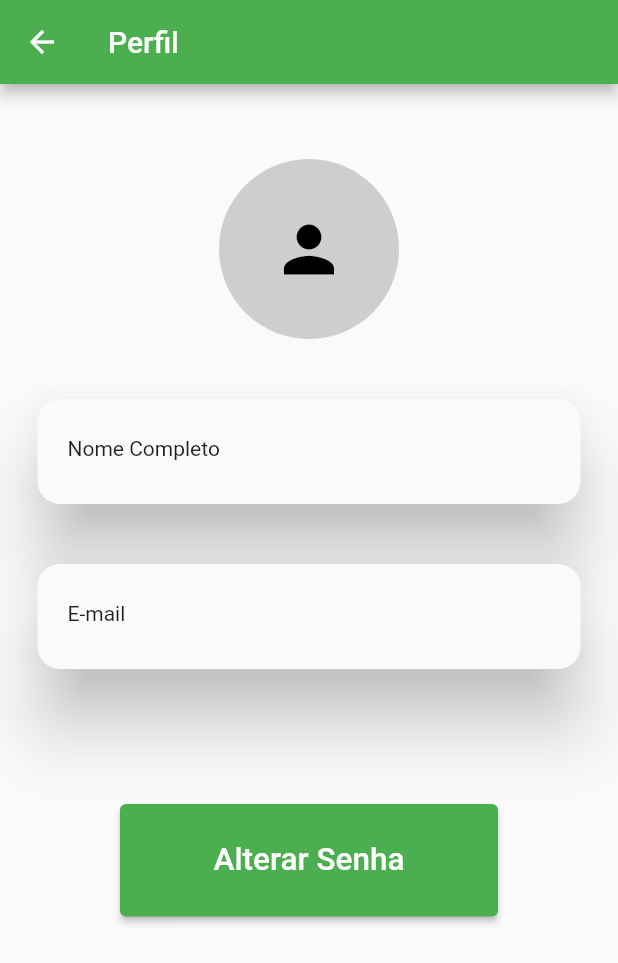
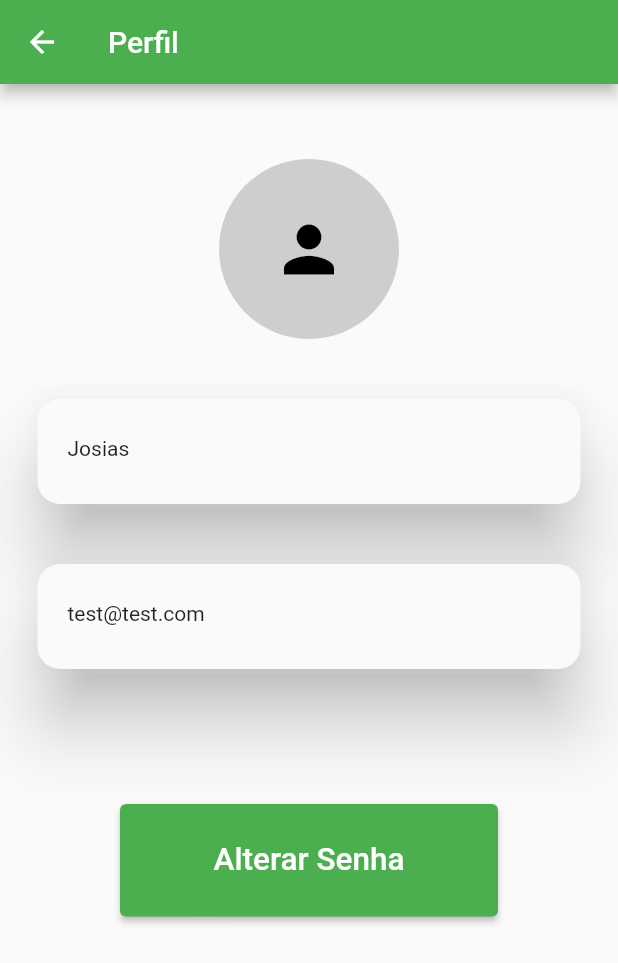
Before and after one commit to M4riot/check_app, a Flutter app: the Perfil screen opened by its route, on a phone screen of 412 x 824 dp. Shown: the top 963 px of the screen. Run offline on Flutter 3.47's test engine with Material 2 defaults, Android fonts, the phone set to English and light mode, and no system bars; our stand-ins replace firebase_core; accounts and stored records are empty.

Commit message:
Cadastro Pela METADE

```diff
--- /dev/null
+++ b/lib/controllers/user_prof.dart
@@ -0,0 +1,13 @@
+class UserProf {
+  final String id;
+  final String cname;
+  final String cemail;
+  final String csenha;
+
+  const UserProf({
+    required this.id,
+    required this.cname,
+    required this.cemail,
+    required this.csenha,
+  });
+}
--- /dev/null
+++ b/lib/data/dummy_cadastro.dart
@@ -0,0 +1,10 @@
+import 'package:application/controllers/user_prof.dart';
+
+const DUMMY_USERSPROF = {
+  '1': UserProf(
+      id: '1', cname: 'Josisval', cemail: 'medtest@test.com', csenha: '12345'),
+  '2': UserProf(
+      id: '2', cname: 'Josias', cemail: 'test@test.com', csenha: '54321'),
+  '3': UserProf(
+      id: '3', cname: 'Jonas', cemail: 'testando@test.com', csenha: '67890'),
+};
--- a/lib/pages/perfil.dart
+++ b/lib/pages/perfil.dart
@@ -1,3 +1,4 @@
+import 'package:application/data/dummy_cadastro.dart';
 import 'package:flutter/material.dart';
 
 import 'alterar_senha.dart';
@@ -7,6 +8,8 @@ class Perfil extends StatelessWidget {
 
   @override
   Widget build(BuildContext context) {
+    const usersprof = {...DUMMY_USERSPROF};
+
     return Scaffold(
       appBar: AppBar(
         automaticallyImplyLeading: true,
@@ -39,7 +42,7 @@ class Perfil extends StatelessWidget {
               child: Container(
                   padding: const EdgeInsets.fromLTRB(20, 25, 15, 15),
                   height: 70,
-                  child: const Text('Nome Completo')),
+                  child: Text(usersprof.values.elementAt(1).cname)),
             ),
           ),
           Container(
@@ -50,7 +53,7 @@ class Perfil extends StatelessWidget {
               child: Container(
                   padding: const EdgeInsets.fromLTRB(20, 25, 15, 15),
                   height: 70,
-                  child: const Text('E-mail')),
+                  child: Text(usersprof.values.elementAt(1).cemail)),
             ),
           ),
           Container(
@@ -59,10 +62,11 @@ class Perfil extends StatelessWidget {
             child: ElevatedButton(
               style: ElevatedButton.styleFrom(
                   backgroundColor: const Color.fromRGBO(75, 174, 79, 1.0),
-                  padding: EdgeInsets.symmetric(horizontal: 50, vertical: 25)),
+                  padding:
+                      const EdgeInsets.symmetric(horizontal: 50, vertical: 25)),
               onPressed: () {
-                Navigator.of(context).push(
-                    MaterialPageRoute(builder: (context) => AlterarSenha()));
+                Navigator.of(context).push(MaterialPageRoute(
+                    builder: (context) => const AlterarSenha()));
               },
               child: const Text(
                 'Alterar Senha',
--- a/pubspec.yaml
+++ b/pubspec.yaml
@@ -32,6 +32,7 @@ dependencies:
   flutter:
     sdk: flutter
   http: ^0.13.5
+  provider: ^6.0.5
 
   # The following adds the Cupertino Icons font to your application.
   # Use with the CupertinoIcons class for iOS style icons.
```
Also changed, not shown: lib/main.dart (+6 -1 lines), lib/pages/alterar_senha.dart (+14 -16 lines), lib/pages/cadastro.dart (+17 -1 lines), lib/provider/usersc.dart (added, +35 -0 lines), pubspec.lock.
